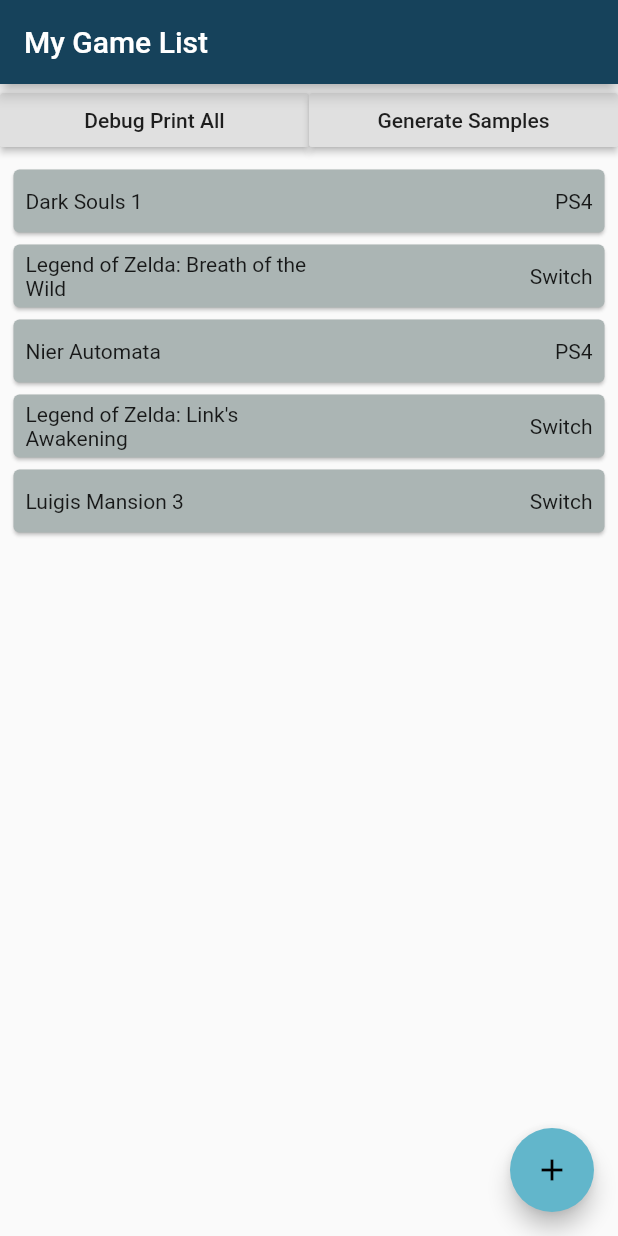
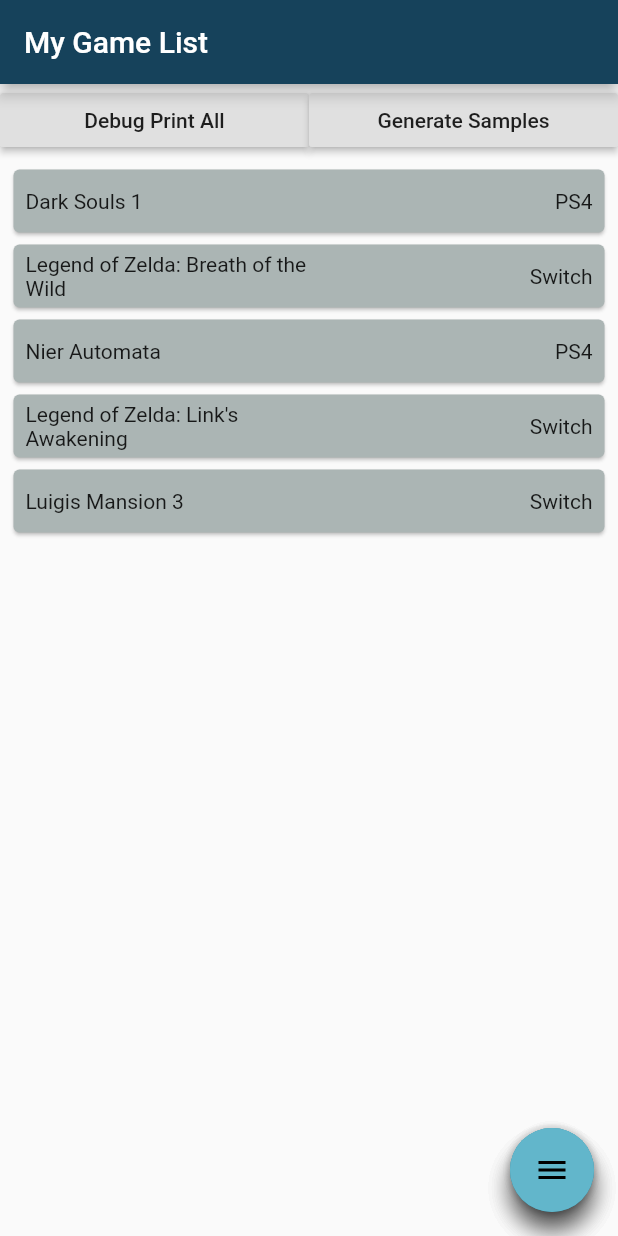
Before and after one commit to TheDurian/my-game-library, a Flutter app: the screen it shows after launch, after a tap on "Generate Samples", on a phone screen of 412 x 824 dp. Run offline on Flutter 3.47's test engine with Material 2 defaults, Android fonts, the phone set to English and light mode, and no system bars; our stand-ins replace sqflite; accounts and stored records are empty.

Commit message:
Adding animated and working FABs

```diff
--- /dev/null
+++ b/lib/components/animated_fab.dart
@@ -0,0 +1,118 @@
+import 'package:flutter/material.dart';
+
+class AnimatedFloatingActionButton extends StatefulWidget {
+
+   final List<Widget> fabButtons;
+   final Color startingAnimationColor;
+   final Color endingAnimationColor;
+   final AnimatedIconData animatedIconData;
+
+   AnimatedFloatingActionButton(
+     {Key key,
+     this.fabButtons,
+     this.startingAnimationColor,
+     this.endingAnimationColor,
+     this.animatedIconData})
+     : super(key: key);
+
+  @override
+  State<StatefulWidget> createState() => _AnimatedFloatingActionButtonState();
+}
+
+class _AnimatedFloatingActionButtonState extends State<AnimatedFloatingActionButton> with SingleTickerProviderStateMixin{
+
+  bool isOpened = false;
+  AnimationController _animationController;
+  Animation<Color> _animateColor;
+  Animation<double> _animateIcon;
+  Animation<double> _translateButton;
+  Curve _curve = Curves.easeOut;
+  double _fabHeight = 56.0;
+
+  @override
+  void initState() {
+    _animationController = AnimationController(
+      vsync: this,
+      duration: Duration(milliseconds: 500)
+    )..addListener(() {
+      setState(() {
+      });
+    });
+    _animateIcon = Tween<double>(begin: 0.0, end: 1.0).animate(_animationController);
+    _animateColor = ColorTween(
+      begin: widget.startingAnimationColor,
+      end: widget.endingAnimationColor
+    ).animate(CurvedAnimation(
+      parent: _animationController,
+      curve: Interval(
+        0.00,
+        1.00,
+        curve: Curves.linear,
+      ),
+    ));
+    _translateButton = Tween<double>(
+      begin: _fabHeight,
+      end: -14.0
+    ).animate(CurvedAnimation(
+      parent: _animationController,
+      curve: Interval(
+        0.0,
+        0.75,
+        curve: _curve
+      )
+    ));
+    super.initState();
+  }
+
+  @override
+  void dispose() {
+    _animationController.dispose();
+    super.dispose();
+  }
+
+  animate() {
+    if (!isOpened) {
+      _animationController.forward();
+    } else {
+      _animationController.reverse();
+    }
+    isOpened = !isOpened;
+  }
+
+  Widget toggle() {
+    return FloatingActionButton(
+      backgroundColor: _animateColor.value,
+      onPressed: animate,
+      tooltip: 'Toggle',
+      child: AnimatedIcon(
+        icon: AnimatedIcons.menu_close,
+        progress: _animateIcon,
+      ),
+    );
+  }
+
+  List<Widget> _buildFABs() {
+    List<Widget> list = new List();
+    for(var i = widget.fabButtons.length-1; i >= 0;i--) {
+      list.add(
+        Transform(
+          transform: Matrix4.translationValues(0.0, _translateButton.value*(i+1), 0.0),
+          child: Container(
+            child: widget.fabButtons[i],
+          ),
+        )
+      );
+    }
+    list.add(toggle());
+    return list;
+  }
+
+  @override
+  Widget build(BuildContext context) {
+    return Column(
+      mainAxisAlignment: MainAxisAlignment.end,
+      children: _buildFABs(),
+    );
+  }
+
+}
--- a/lib/screens/edit_game.dart
+++ b/lib/screens/edit_game.dart
@@ -127,9 +127,8 @@ class _EditGameScreenState extends State<EditGameScreen> {
                               if (dt==null) {
                                 _controller.clear();
                               } else {
-                                _controller.text = "${DateFormat('yyyy-MM-dd').format(dt)}";
+                                _controller.text = "${DateFormat.yMMMMd('en_US').format(dt)}";
                               }
-                              print(_controller.text);
                             },
                           );
                         },
--- a/lib/screens/game_library.dart
+++ b/lib/screens/game_library.dart
@@ -1,4 +1,5 @@
 import 'package:flutter/material.dart';
+import 'package:my_game_library/components/animated_fab.dart';
 import 'package:my_game_library/database/database.dart';
 import 'package:my_game_library/models/game.dart';
 import 'package:my_game_library/components/game_card.dart';
@@ -82,20 +83,51 @@ class GameLibraryState extends State<GameLibrary> {
         child: Column(
           children: <Widget>[
             _buildAddButton(),
-            _buildGameList(games)
+            _buildGameList(games),
+
           ],
         ),
       ),
-      floatingActionButton: FloatingActionButton(
-        child: Icon(Icons.add),
-        onPressed: () async {
-          final result = await Navigator.push(
-            context, MaterialPageRoute(builder: (context) => EditGameScreen())
-          );
-          //print(result);
-          setupList();
-        }
+
+
+      floatingActionButton: AnimatedFloatingActionButton(
+        startingAnimationColor: Theme.of(context).accentColor,
+        endingAnimationColor: Colors.red,
+        fabButtons: <Widget>[
+          FloatingActionButton(
+            onPressed: () async {
+              print("Not yet implemented. THis is search to filter");
+            },
+            child: Icon(Icons.search),
+            heroTag: null,
+          ),
+          FloatingActionButton(
+            onPressed: () async {
+              print("Not yet implemented. This is filter");
+            },
+            child: Icon(Icons.filter_list),
+            heroTag: null,
+          ),
+          FloatingActionButton(
+            onPressed: () async {
+              await Navigator.push(context, MaterialPageRoute(builder: (context) => EditGameScreen()));
+              setupList();
+            },
+            heroTag: null,
+            child: Icon(Icons.add),
+          ),
+        ],
       ),
+      // floatingActionButton: FloatingActionButton(
+      //   child: Icon(Icons.add),
+      //   onPressed: () async {
+      //     final result = await Navigator.push(
+      //       context, MaterialPageRoute(builder: (context) => EditGameScreen())
+      //     );
+      //     //print(result);
+      //     setupList();
+      //   }
+      // ),
     );
   }
 
```
